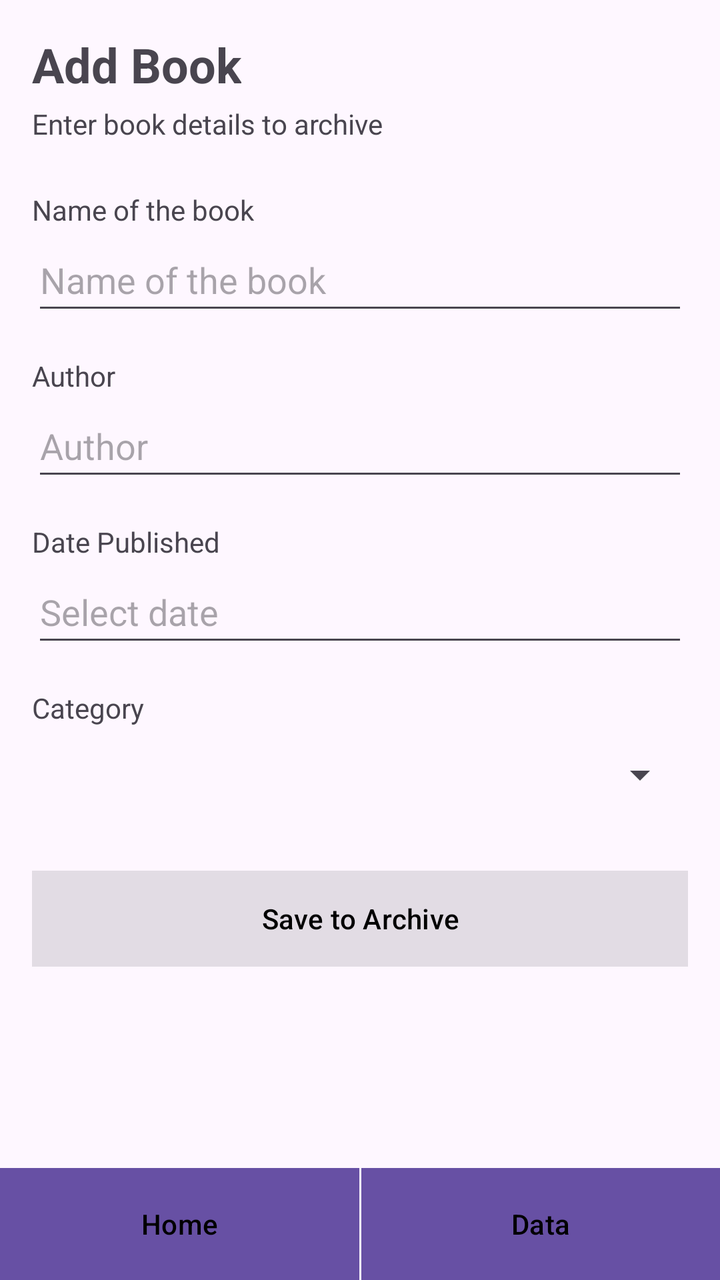
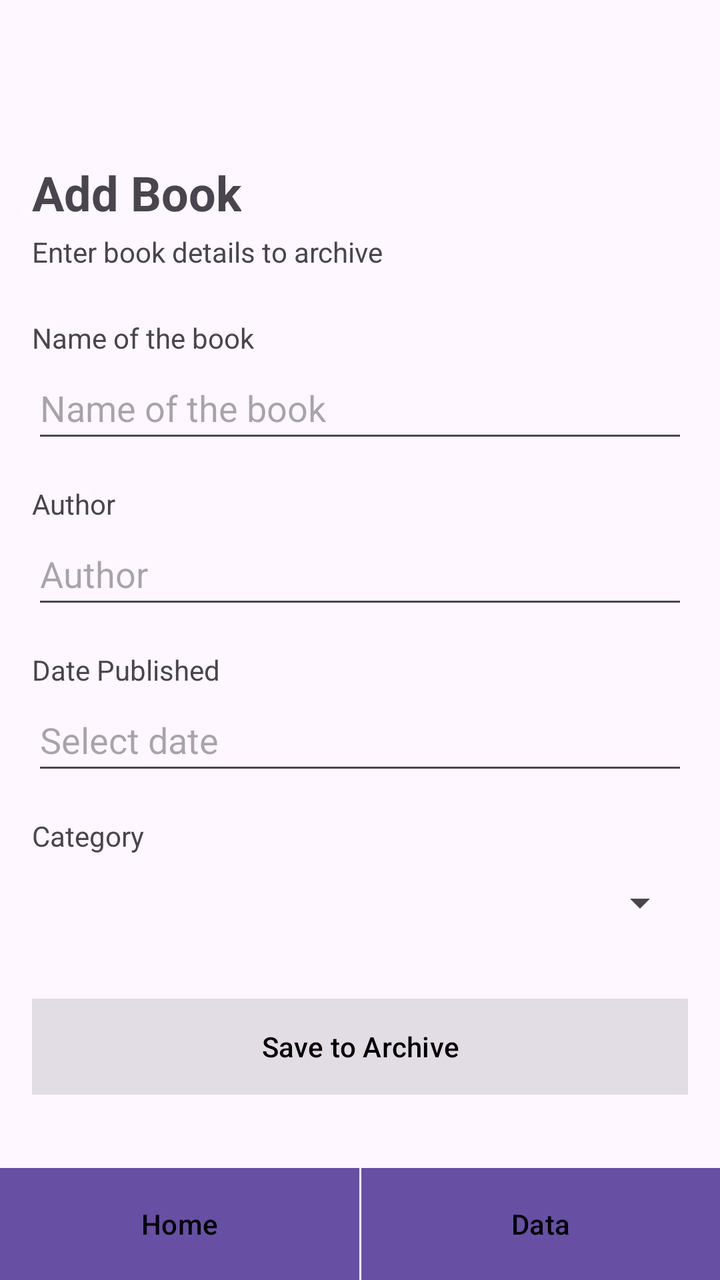

Before-and-after screenshots of an Android layout around one commit, followed by the original layout XML and the change that was made.
<!-- AndroidManifest.xml: application theme Theme.BookArchive -->
<!-- res/layout/activity_main.xml -->
<?xml version="1.0" encoding="utf-8"?>
<androidx.constraintlayout.widget.ConstraintLayout xmlns:android="http://schemas.android.com/apk/res/android"
    xmlns:app="http://schemas.android.com/apk/res-auto"
    xmlns:tools="http://schemas.android.com/tools"
    android:layout_width="match_parent"
    android:layout_height="match_parent"
    android:fitsSystemWindows="true"
    tools:context=".MainActivity"
    tools:ignore="HardcodedText">

    
    <TextView
        android:id="@+id/tvTitle"
        android:layout_width="wrap_content"
        android:layout_height="wrap_content"
        android:layout_marginStart="16dp"
        android:layout_marginTop="16dp"
        android:text="Add Book"
        android:textSize="24sp"
        android:textStyle="bold"
        app:layout_constraintStart_toStartOf="parent"
        app:layout_constraintTop_toTopOf="parent" />

    <TextView
        android:id="@+id/tvSubtitle"
        android:layout_width="wrap_content"
        android:layout_height="wrap_content"
        android:layout_marginTop="4dp"
        android:text="Enter book details to archive"
        app:layout_constraintStart_toStartOf="@id/tvTitle"
        app:layout_constraintTop_toBottomOf="@id/tvTitle" />

    
    <TextView
        android:id="@+id/tvName"
        android:layout_width="wrap_content"
        android:layout_height="wrap_content"
        android:layout_marginTop="24dp"
        android:text="Name of the book"
        app:layout_constraintStart_toStartOf="@id/tvTitle"
        app:layout_constraintTop_toBottomOf="@id/tvSubtitle" />

    <EditText
        android:id="@+id/etBookName"
        android:importantForAutofill="no"
        android:layout_width="0dp"
        android:layout_height="48dp"
        android:layout_marginStart="16dp"
        android:layout_marginEnd="16dp"
        android:hint="Name of the book"
        android:inputType="text"
        app:layout_constraintEnd_toEndOf="parent"
        app:layout_constraintStart_toStartOf="parent"
        app:layout_constraintTop_toBottomOf="@id/tvName" />

    
    <TextView
        android:id="@+id/tvAuthor"
        android:layout_width="wrap_content"
        android:layout_height="wrap_content"
        android:layout_marginTop="16dp"
        android:text="Author"
        app:layout_constraintStart_toStartOf="@id/tvTitle"
        app:layout_constraintTop_toBottomOf="@id/etBookName" />

    <EditText
        android:id="@+id/etAuthor"
        android:importantForAutofill="no"
        android:layout_width="0dp"
        android:layout_height="48dp"
        android:layout_marginStart="16dp"
        android:layout_marginEnd="16dp"
        android:hint="Author"
        android:inputType="textPersonName"
        app:layout_constraintEnd_toEndOf="parent"
        app:layout_constraintStart_toStartOf="parent"
        app:layout_constraintTop_toBottomOf="@id/tvAuthor" />

    
    <TextView
        android:id="@+id/tvDate"
        android:layout_width="wrap_content"
        android:layout_height="wrap_content"
        android:layout_marginTop="16dp"
        android:text="Date Published"
        app:layout_constraintStart_toStartOf="@id/tvTitle"
        app:layout_constraintTop_toBottomOf="@id/etAuthor" />

    
    <EditText
        android:id="@+id/etDatePublished"
        android:importantForAutofill="no"
        android:layout_width="0dp"
        android:layout_height="48dp"
        android:layout_marginStart="16dp"
        android:layout_marginEnd="16dp"
        android:focusable="false"
        android:hint="Select date"
        android:inputType="date"
        app:layout_constraintEnd_toEndOf="parent"
        app:layout_constraintStart_toStartOf="parent"
        app:layout_constraintTop_toBottomOf="@id/tvDate" />

    
    <TextView
        android:id="@+id/tvCategory"
        android:layout_width="wrap_content"
        android:layout_height="wrap_content"
        android:layout_marginTop="16dp"
        android:text="Category"
        app:layout_constraintStart_toStartOf="@id/tvTitle"
        app:layout_constraintTop_toBottomOf="@id/etDatePublished" />

    <Spinner
        android:id="@+id/spCategory"
        android:layout_width="0dp"
        android:layout_height="48dp"
        android:layout_marginStart="16dp"
        android:layout_marginEnd="16dp"
        app:layout_constraintEnd_toEndOf="parent"
        app:layout_constraintStart_toStartOf="parent"
        app:layout_constraintTop_toBottomOf="@id/tvCategory" />

    
    <Button
        android:id="@+id/btnSave"
        android:background="#E0E0E0"
        android:textColor="#000000"
        android:layout_width="0dp"
        android:layout_height="48dp"
        android:layout_marginStart="16dp"
        android:layout_marginTop="24dp"
        android:layout_marginEnd="16dp"
        android:enabled="false"
        android:text="Save to Archive"
        app:layout_constraintEnd_toEndOf="parent"
        app:layout_constraintStart_toStartOf="parent"
        app:layout_constraintTop_toBottomOf="@id/spCategory" />

    
    <Button
        android:id="@+id/btnHome"
        android:background="#E0E0E0"
        android:textColor="#000000"
        android:layout_width="0dp"
        android:layout_height="56dp"
        android:text="Home"
        app:layout_constraintBottom_toBottomOf="parent"
        app:layout_constraintEnd_toStartOf="@id/btnData"
        app:layout_constraintStart_toStartOf="parent" />

    <Button
        android:id="@+id/btnData"
        android:background="#E0E0E0"
        android:textColor="#000000"
        android:layout_width="0dp"
        android:layout_height="56dp"
        android:text="Data"
        android:layout_marginStart="1dp"
        app:layout_constraintBottom_toBottomOf="parent"
        app:layout_constraintEnd_toEndOf="parent"
        app:layout_constraintStart_toEndOf="@id/btnHome" />

</androidx.constraintlayout.widget.ConstraintLayout>
<!-- resources referenced by this layout -->
<resources>
  <style name="Theme.BookArchive" parent="Base.Theme.BookArchive" />
  <style name="Base.Theme.BookArchive" parent="Theme.Material3.DayNight.NoActionBar">
          
          
      </style>
</resources>

<!-- the commit's change to res/layout/activity_main.xml (unified diff, before → after) -->
@@ -9,12 +9,13 @@
     tools:ignore="HardcodedText">
 
     
+
     <TextView
         android:id="@+id/tvTitle"
         android:layout_width="wrap_content"
         android:layout_height="wrap_content"
         android:layout_marginStart="16dp"
-        android:layout_marginTop="16dp"
+        android:layout_marginTop="80dp"
         android:text="Add Book"
         android:textSize="24sp"
         android:textStyle="bold"
